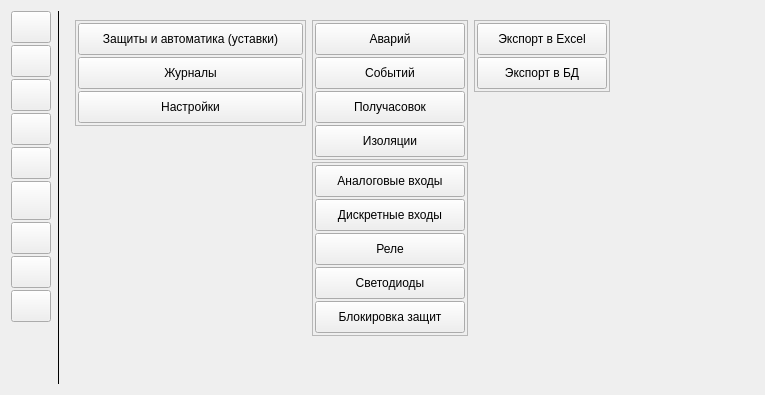
Old version of the form classes/menubar/widgetmenu.ui in the repository vlarry/configurator.
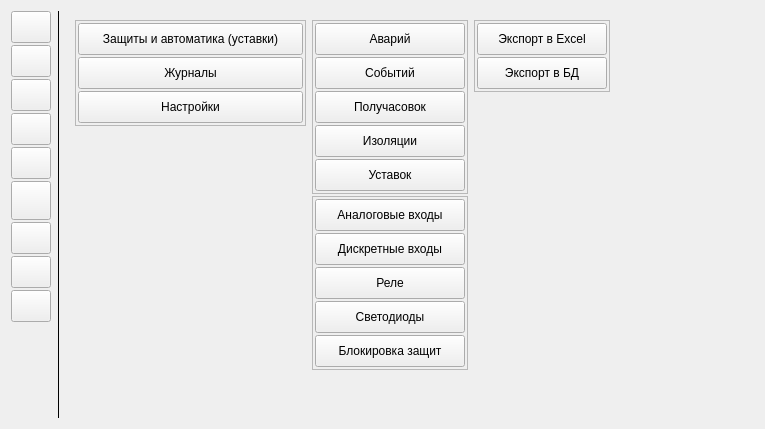
New version of the form. Icons and pictures are not drawn. Custom widgets are drawn as their Qt base class.

Commit message: Добавление пунктов в меню экспорта/импорта журнала уставок; Реализация экспорта/импорта журнала уставок в/из базы данных.

The edit to the form file:
```diff
--- a/classes/menubar/widgetmenu.ui
+++ b/classes/menubar/widgetmenu.ui
@@ -7,7 +7,7 @@
     <x>0</x>
     <y>0</y>
     <width>765</width>
-    <height>395</height>
+    <height>429</height>
    </rect>
   </property>
   <property name="sizePolicy">
@@ -1424,6 +1424,34 @@
                   </property>
                  </widget>
                 </item>
+                <item>
+                 <widget class="CToolButton" name="toolButtonJournalSetImport">
+                  <property name="sizePolicy">
+                   <sizepolicy hsizetype="Fixed" vsizetype="Fixed">
+                    <horstretch>0</horstretch>
+                    <verstretch>0</verstretch>
+                   </sizepolicy>
+                  </property>
+                  <property name="minimumSize">
+                   <size>
+                    <width>150</width>
+                    <height>32</height>
+                   </size>
+                  </property>
+                  <property name="maximumSize">
+                   <size>
+                    <width>150</width>
+                    <height>32</height>
+                   </size>
+                  </property>
+                  <property name="styleSheet">
+                   <string notr="true">menu-indicator { subcontrol-origin: padding; subcontrol-position: bottom center; }</string>
+                  </property>
+                  <property name="text">
+                   <string>Уставок</string>
+                  </property>
+                 </widget>
+                </item>
                </layout>
               </widget>
              </item>
```
Left out of the diff: 28 changed lines with no effect on the pictures. The commit also changes 8 other files.
